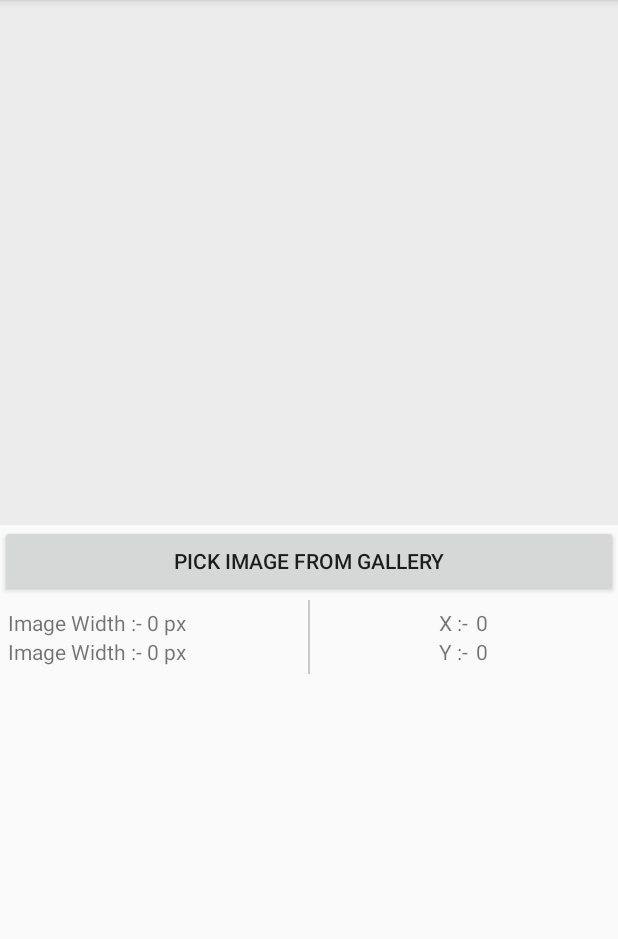
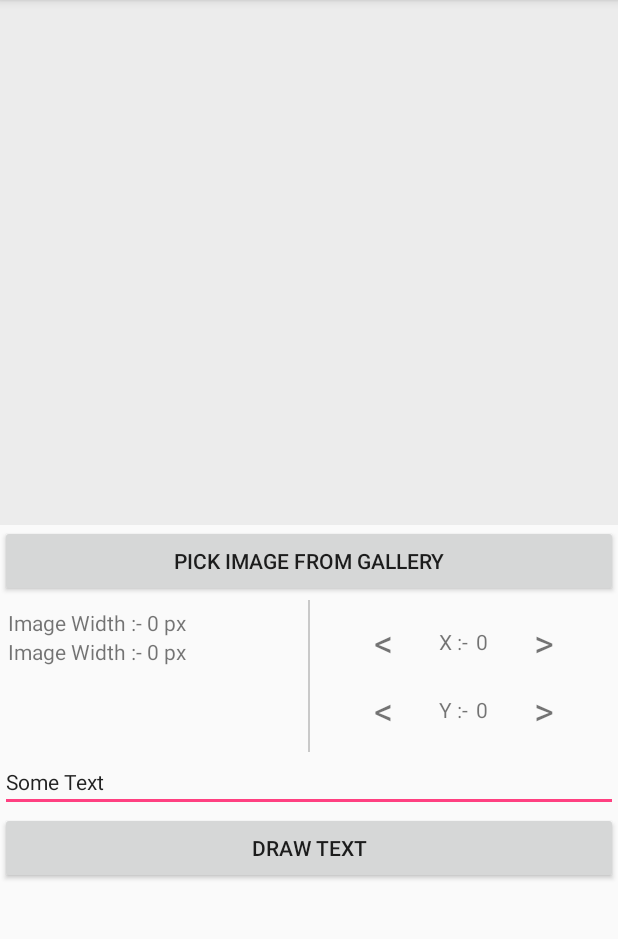
Before and after one commit to surajpunemaha/MyDemos, an Android app: the TextOnImageActivity screen opened directly, with no data from a screen before it, on a phone screen of 412 x 824 dp, the part 84-1023 px from its top. Run offline under Robolectric (Android 15) with nearby library versions, the phone set to English and light mode, and no system bars.

Commit message:
changes in draw text over image in image

```diff
--- a/app/src/main/res/layout/activity_text_on_image.xml
+++ b/app/src/main/res/layout/activity_text_on_image.xml
@@ -6,6 +6,15 @@
     android:layout_height="match_parent"
     android:orientation="vertical"
     tools:context="abhinav.com.addresslatlong.TextOnImageActivity">
+
+    <ScrollView
+        android:layout_width="match_parent"
+        android:layout_height="wrap_content">
+
+        <LinearLayout
+            android:layout_width="match_parent"
+            android:layout_height="wrap_content"
+            android:orientation="vertical">
 
             <LinearLayout
                 android:layout_width="match_parent"
@@ -72,6 +81,15 @@
                         android:orientation="horizontal">
 
                         <TextView
+                            android:id="@+id/txtv_xleft"
+                            android:layout_width="wrap_content"
+                            android:layout_height="wrap_content"
+                            android:textSize="25sp"
+                            android:padding="5dp"
+                            android:layout_marginRight="25dp"
+                            android:text="@string/lt"/>
+
+                        <TextView
                             android:layout_width="wrap_content"
                             android:layout_height="wrap_content"
                             android:text="X :-"/>
@@ -83,6 +101,15 @@
                             android:layout_marginLeft="5dp"
                             android:text="0"/>
 
+                        <TextView
+                            android:id="@+id/txtv_xright"
+                            android:layout_width="wrap_content"
+                            android:layout_height="wrap_content"
+                            android:textSize="25sp"
+                            android:layout_marginLeft="25dp"
+                            android:padding="5dp"
+                            android:text="@string/gt"/>
+
                     </LinearLayout>
 
                     <LinearLayout
@@ -90,6 +117,15 @@
                         android:layout_height="wrap_content"
                         android:gravity="center"
                         android:orientation="horizontal">
+
+                        <TextView
+                            android:id="@+id/txtv_yleft"
+                            android:layout_width="wrap_content"
+                            android:layout_height="wrap_content"
+                            android:textSize="25sp"
+                            android:padding="5dp"
+                            android:layout_marginRight="25dp"
+                            android:text="@string/lt"/>
 
                         <TextView
                             android:layout_width="wrap_content"
@@ -103,10 +139,43 @@
                             android:layout_marginLeft="5dp"
                             android:text="0"/>
 
+                        <TextView
+                            android:id="@+id/txtv_yright"
+                            android:layout_width="wrap_content"
+                            android:layout_height="wrap_content"
+                            android:textSize="25sp"
+                            android:layout_marginLeft="25dp"
+                            android:padding="5dp"
+                            android:text="@string/gt"/>
+
                     </LinearLayout>
 
                 </LinearLayout>
 
             </LinearLayout>
 
+            <LinearLayout
+                android:layout_width="match_parent"
+                android:layout_height="wrap_content"
+                android:orientation="vertical">
+
+                <EditText
+                    android:id="@+id/edit_input"
+                    android:layout_width="match_parent"
+                    android:layout_height="wrap_content"
+                    android:textAppearance="?android:attr/textAppearanceSmall"
+                    android:text="Some Text"/>
+
+                <Button
+                    android:id="@+id/btn_drawText"
+                    android:layout_width="match_parent"
+                    android:layout_height="wrap_content"
+                    android:text="Draw Text"/>
+
             </LinearLayout>
+
+        </LinearLayout>
+
+    </ScrollView>
+
+</LinearLayout>
--- a/app/src/main/res/values/strings.xml
+++ b/app/src/main/res/values/strings.xml
@@ -55,6 +55,8 @@
     <string name="enter_otp">Enter OTP</string>
     <string name="draw_text">Draw Text On Image</string>
     <string name="recv_with_checkbox">Recycler View with Checkbox</string>
+    <string name="lt"> &lt; </string>
+    <string name="gt"> &gt; </string>
 
 
 </resources>
```
Also changed, not shown: app/src/main/java/abhinav/com/addresslatlong/TextOnImageActivity.java (+64 -1 lines). Lines whose indentation alone changed are shown as unchanged.
